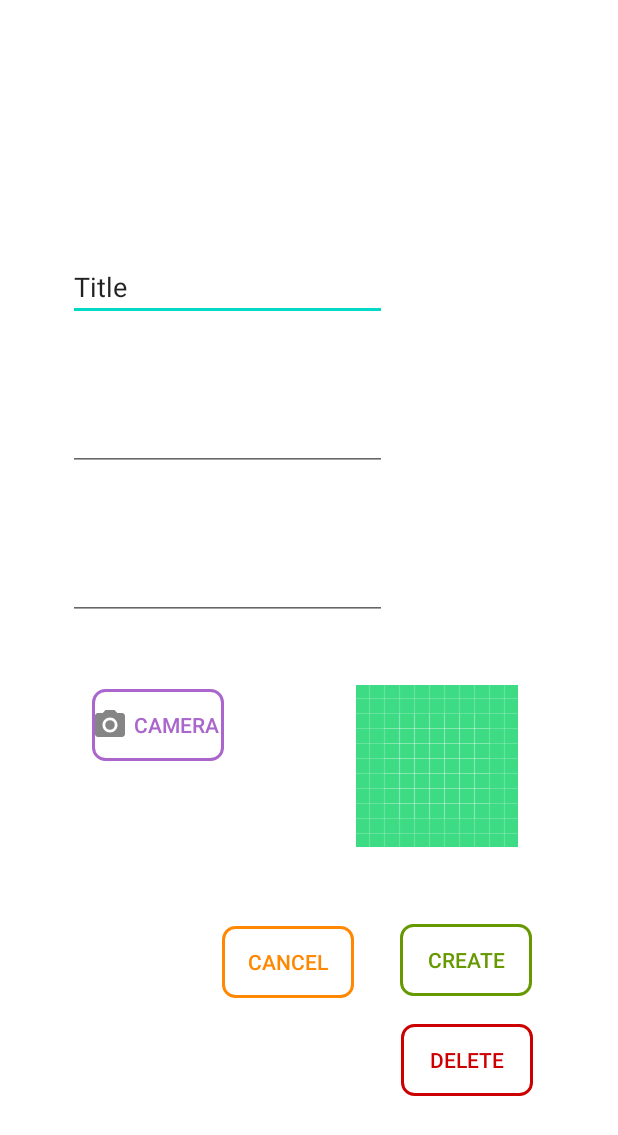
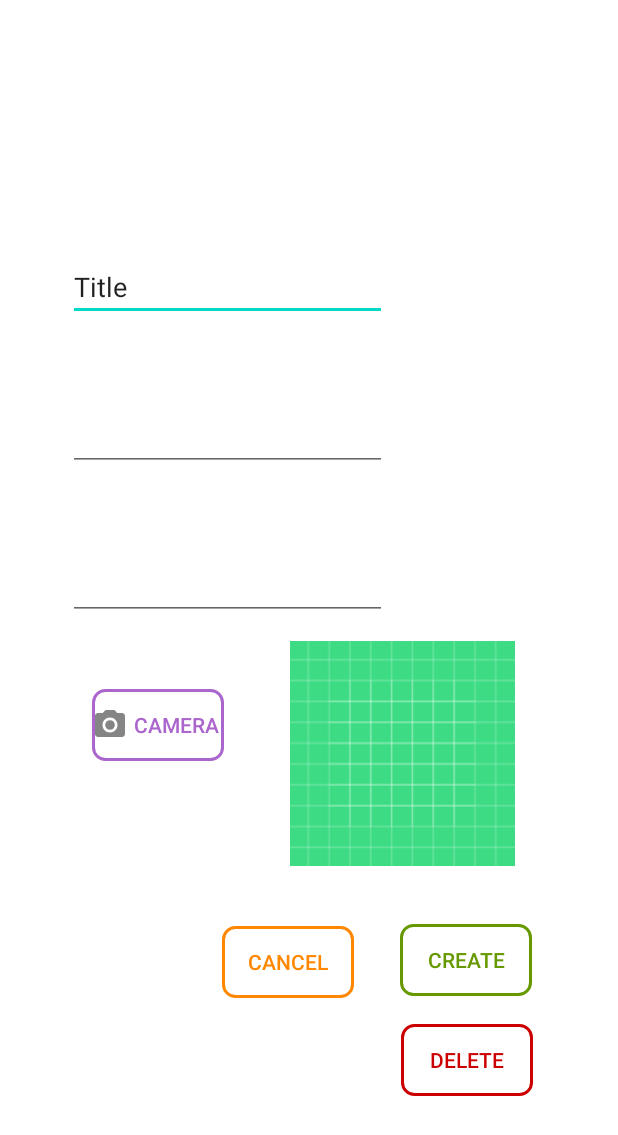
Before and after one commit to sathaya24/picReminder, an Android app: the layout activity_change_reminder.xml on its own in the app's theme, with its tools: preview values and no code run, on a phone screen of 412 x 824 dp. Shown: the top 1135 px of the screen. Run offline under Robolectric (Android 15) with nearby library versions, the phone set to English and light mode, and no system bars.

Commit message:
Resize ImageView

```diff
--- a/app/src/main/res/layout/activity_add_reminder.xml
+++ b/app/src/main/res/layout/activity_add_reminder.xml
@@ -132,16 +132,18 @@
 
         <ImageView
             android:id="@+id/imageCamera"
-            android:layout_width="wrap_content"
-            android:layout_height="wrap_content"
+            android:layout_width="160dp"
+            android:layout_height="150dp"
             android:layout_marginStart="89dp"
             android:layout_marginTop="31dp"
             android:layout_marginEnd="47dp"
             android:layout_marginBottom="51dp"
             app:layout_constraintBottom_toTopOf="@+id/createBtn"
             app:layout_constraintEnd_toEndOf="parent"
+            app:layout_constraintHorizontal_bias="0.591"
             app:layout_constraintStart_toEndOf="@+id/photoBtn"
             app:layout_constraintTop_toBottomOf="@+id/timeRe"
+            app:layout_constraintVertical_bias="0.0"
             app:srcCompat="@drawable/ic_launcher_background" />
 
     </androidx.constraintlayout.widget.ConstraintLayout>
--- a/app/src/main/res/layout/activity_change_reminder.xml
+++ b/app/src/main/res/layout/activity_change_reminder.xml
@@ -87,18 +87,18 @@
 
         <ImageView
             android:id="@+id/imageRe"
-            android:layout_width="wrap_content"
-            android:layout_height="wrap_content"
+            android:layout_width="160dp"
+            android:layout_height="150dp"
             android:layout_marginStart="89dp"
             android:layout_marginTop="31dp"
             android:layout_marginEnd="47dp"
             android:layout_marginBottom="51dp"
             app:layout_constraintBottom_toTopOf="@+id/createBtn"
             app:layout_constraintEnd_toEndOf="parent"
-            app:layout_constraintHorizontal_bias="0.066"
+            app:layout_constraintHorizontal_bias="0.621"
             app:layout_constraintStart_toEndOf="@+id/photoBtnRe"
             app:layout_constraintTop_toBottomOf="@+id/timeRe"
-            app:layout_constraintVertical_bias="1.0"
+            app:layout_constraintVertical_bias="0.586"
             app:srcCompat="@drawable/ic_launcher_background" />
 
         <androidx.appcompat.widget.AppCompatButton
```
Also changed, not shown: app/src/main/java/ch/tha/picturereminder/MainActivity.java (+5 -2 lines).
